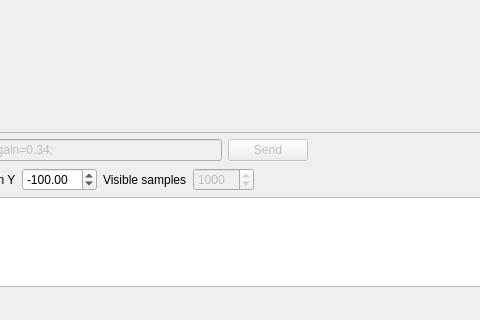
Qt form segwayPlotter/segwayplotter.ui (LunatechInnovations/LunaWay) before a commit; both pictures show x 143 to 623 and y 254 to 574 of the 938 by 574 pixel window.
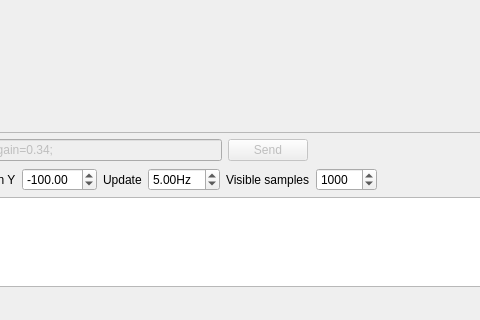
The same form after that commit. Custom widgets are drawn as their Qt base class.

```diff
--- a/segwayPlotter/segwayplotter.ui
+++ b/segwayPlotter/segwayplotter.ui
@@ -159,6 +159,36 @@
         </item>
        </layout>
       </item>
+      <item>
+       <layout class="QHBoxLayout" name="horizontalLayout_7">
+        <item>
+         <widget class="QLabel" name="label_6">
+          <property name="text">
+           <string>Update</string>
+          </property>
+         </widget>
+        </item>
+        <item>
+         <widget class="QDoubleSpinBox" name="dspnUpdateHz">
+          <property name="toolTip">
+           <string extracomment="The frequency of wich to update the plot"/>
+          </property>
+          <property name="suffix">
+           <string>Hz</string>
+          </property>
+          <property name="minimum">
+           <double>1.000000000000000</double>
+          </property>
+          <property name="maximum">
+           <double>20.000000000000000</double>
+          </property>
+          <property name="value">
+           <double>5.000000000000000</double>
+          </property>
+         </widget>
+        </item>
+       </layout>
+      </item>
       <item>
        <layout class="QHBoxLayout" name="horizontalLayout_6">
         <item>
@@ -171,7 +201,10 @@
         <item>
          <widget class="QSpinBox" name="spnNSamples">
           <property name="enabled">
-           <bool>false</bool>
+           <bool>true</bool>
+          </property>
+          <property name="toolTip">
+           <string extracomment="The maximum amount of samples visible while plotting"/>
           </property>
           <property name="minimum">
            <number>10</number>
```
Left out of the diff: 27 changed lines with no effect on the pictures.
